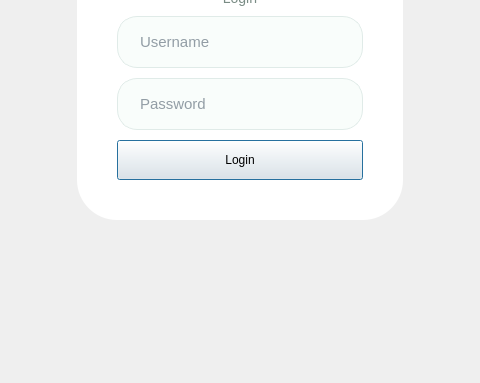
Old version of the form views/login.ui in the repository marcoaguilera2005maac-svg/planesAlimenticios; both pictures show x 260 to 740 and y 267 to 650 of the 1000 by 650 pixel window.
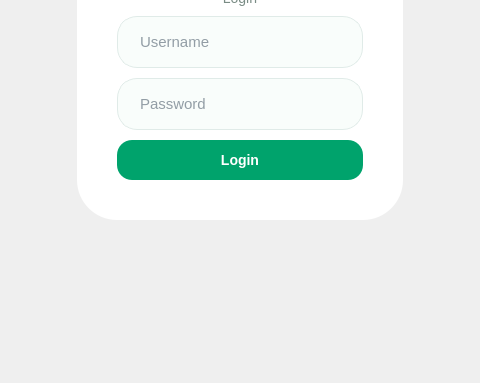
New version of the form. Icons and pictures are not drawn.

The edit to the form file:
```diff
--- a/views/login.ui
+++ b/views/login.ui
@@ -13,6 +13,11 @@
   <property name="windowTitle">
    <string>Dialog</string>
   </property>
+  <property name="styleSheet">
+   <string notr="true">QDialog#Dialog {
+    border-image: url(&quot;img/fondo.png&quot;);
+}</string>
+  </property>
   <layout class="QGridLayout" name="gridLayout">
    <item row="1" column="1">
     <widget class="QFrame" name="frame_login">
@@ -57,15 +62,13 @@
     background-color: #FFFFFF;
 }
 
-QPushButton#btn_entrar {
-    background-color: #00A36C;
+QPushButton#btn_login {
+    background-color:#00A36C;
     color: white;
     border-radius: 15px;
     padding: 12px;
     font-weight: bold;
     font-size: 14px;
-    border: none;
-    outline: none;
 }
 
 QPushButton#btn_entrar:hover {
```
Left out of the diff: 4 changed lines with no effect on the pictures.
